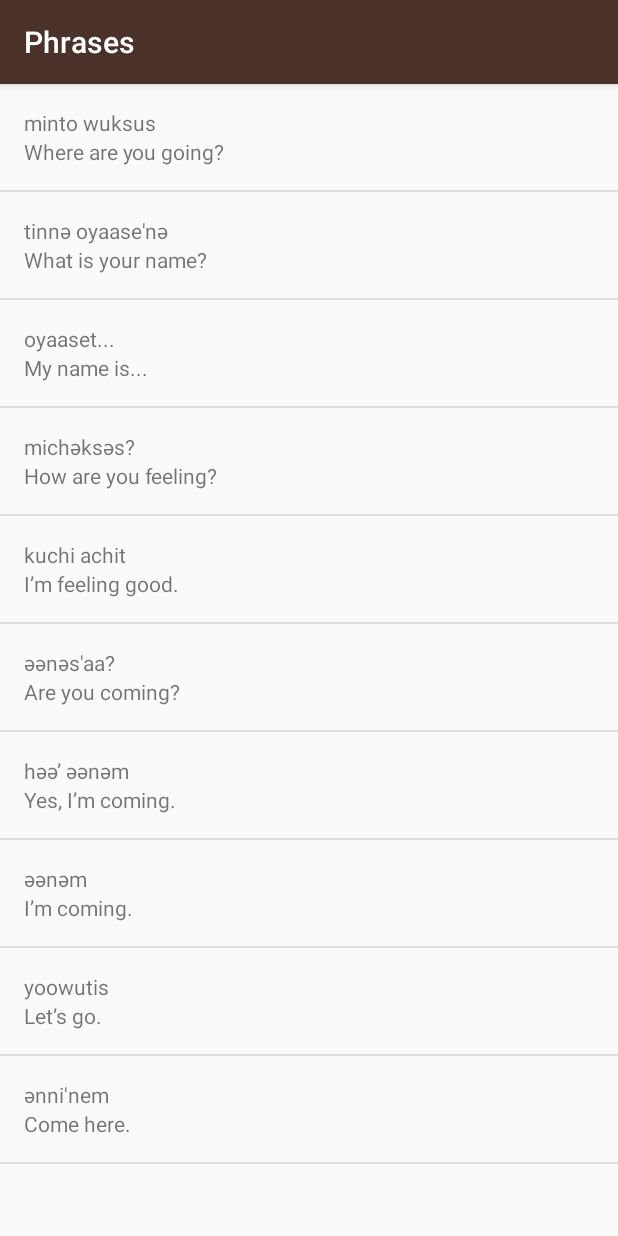
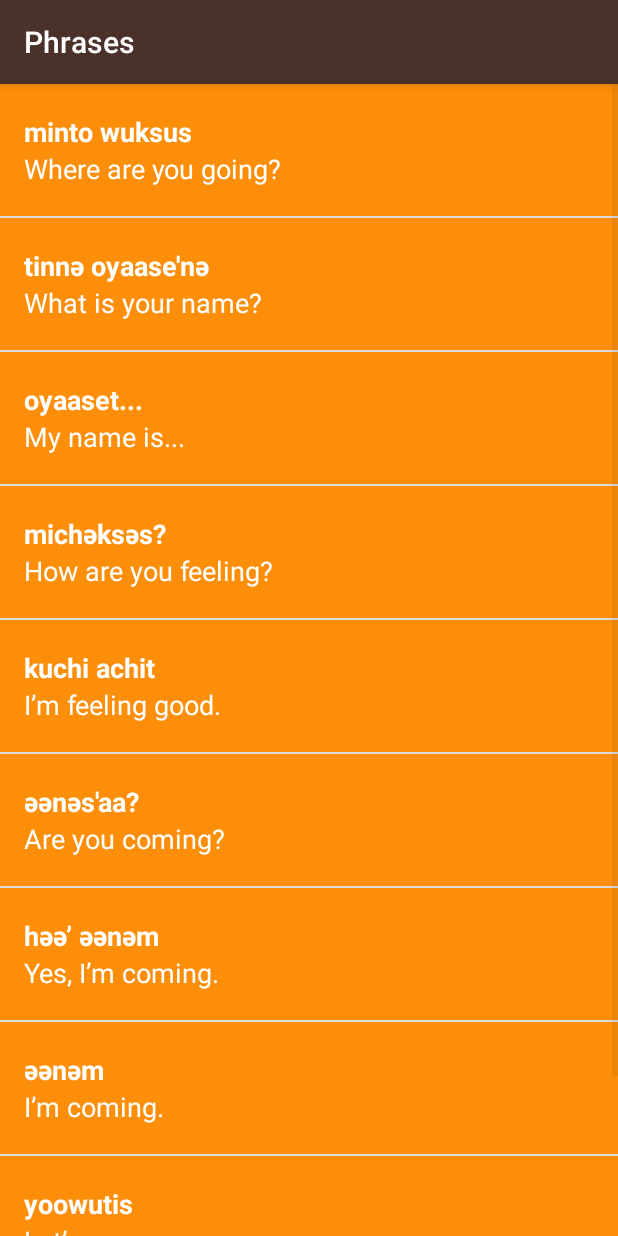
Before and after one commit to vinayputtanna/Android-Miwok, an Android app: the PhrasesActivity screen opened directly, with no data from a screen before it, on a phone screen of 412 x 824 dp. Run offline under Robolectric (Android 15) with nearby library versions, the phone set to English and light mode, and no system bars.

Commit message:
Functionality implementation completed

```diff
--- a/app/src/main/java/com/example/android/miwok/Word.java
+++ b/app/src/main/java/com/example/android/miwok/Word.java
@@ -1,4 +1,6 @@
 package com.example.android.miwok;
+
+import android.graphics.drawable.Drawable;
 
 /**
  * Created by Vinay on 9/5/2017.
@@ -7,10 +9,17 @@ package com.example.android.miwok;
 public class Word {
     String mMiwokTranslation;
     String mDefaultTranslation;
+    int mImageResourceId=-1;
 
     public Word(String defaultTranslation, String miwokTranslation){
         mMiwokTranslation=miwokTranslation;
         mDefaultTranslation=defaultTranslation;
+    }
+
+    public Word(String defaultTranslation, String miwokTranslation, int imageResourceId){
+        mMiwokTranslation=miwokTranslation;
+        mDefaultTranslation=defaultTranslation;
+        mImageResourceId=imageResourceId;
     }
 
     public String getMiwokTranslation(){
@@ -20,4 +29,6 @@ public class Word {
     public String getDefaultTranslation(){
         return mDefaultTranslation;
     }
+
+    public int getImageResourceId(){ return mImageResourceId; }
 }
--- a/app/src/main/java/com/example/android/miwok/WordAdapter.java
+++ b/app/src/main/java/com/example/android/miwok/WordAdapter.java
@@ -8,6 +8,7 @@ import android.view.LayoutInflater;
 import android.view.View;
 import android.view.ViewGroup;
 import android.widget.ArrayAdapter;
+import android.widget.ImageView;
 import android.widget.TextView;
 
 import java.util.ArrayList;
@@ -38,6 +39,16 @@ public class WordAdapter extends ArrayAdapter<Word> {
         TextView defaultTextView=(TextView)listItemView.findViewById(R.id.englishText);
         defaultTextView.setText(currentWord.getDefaultTranslation());
 
+
+        ImageView imageView=(ImageView)listItemView.findViewById(R.id.image);
+        if(!(currentWord.getImageResourceId()==-1)){
+            imageView.setImageResource(currentWord.getImageResourceId());
+            imageView.setVisibility(View.VISIBLE);
+        }
+        else{
+            imageView.setVisibility(View.GONE);
+        }
+
         return listItemView;
     }
 
--- a/app/src/main/res/layout/list_item.xml
+++ b/app/src/main/res/layout/list_item.xml
@@ -1,16 +1,39 @@
 <?xml version="1.0" encoding="utf-8"?>
 <LinearLayout xmlns:android="http://schemas.android.com/apk/res/android"
     xmlns:tools="http://schemas.android.com/tools"
-    android:orientation="vertical"
+    android:orientation="horizontal"
     android:layout_width="match_parent"
     android:layout_height="wrap_content"
-    android:padding="16dp">
-<TextView
-    android:layout_width="match_parent"
-    android:layout_height="wrap_content"
-    android:id="@+id/miwokText" />
-    <TextView
+    android:background="@color/tan_background"
+    android:minHeight="@dimen/list_item_height">
+    <ImageView
+        android:layout_width="@dimen/list_item_height"
+        android:layout_height="@dimen/list_item_height"
+        android:id="@+id/image" />
+    <LinearLayout
         android:layout_width="match_parent"
-        android:layout_height="wrap_content"
-        android:id="@+id/englishText" />
+        android:layout_height="@dimen/list_item_height"
+        android:orientation="vertical"
+        android:paddingLeft="16dp"
+        android:background="@color/category_numbers">
+        <TextView
+            android:layout_width="match_parent"
+            android:layout_height="0dp"
+            android:layout_weight="1"
+            android:id="@+id/miwokText"
+            tools:text="lutti"
+            android:textColor="@android:color/white"
+            android:textSize="18sp"
+            android:textStyle="bold"
+            android:gravity="bottom"/>
+        <TextView
+            android:layout_width="match_parent"
+            android:layout_height="0dp"
+            android:layout_weight="1"
+            android:id="@+id/englishText"
+            tools:text="one"
+            android:textColor="@android:color/white"
+            android:textSize="18sp"
+            android:gravity="top"/>
+    </LinearLayout>
 </LinearLayout>
```
Also changed, not shown: app/src/main/java/com/example/android/miwok/ColorsActivity.java (+8 -8 lines), app/src/main/java/com/example/android/miwok/FamilyActivity.java (+10 -10 lines), app/src/main/java/com/example/android/miwok/NumbersActivity.java (+16 -10 lines), app/src/main/java/com/example/android/miwok/ReportCard.java (added, +63 -0 lines), app/src/main/res/values-w820dp/dimens.xml (deleted, +0 -20 lines), app/src/main/res/values/dimens.xml (+1 -18 lines).
